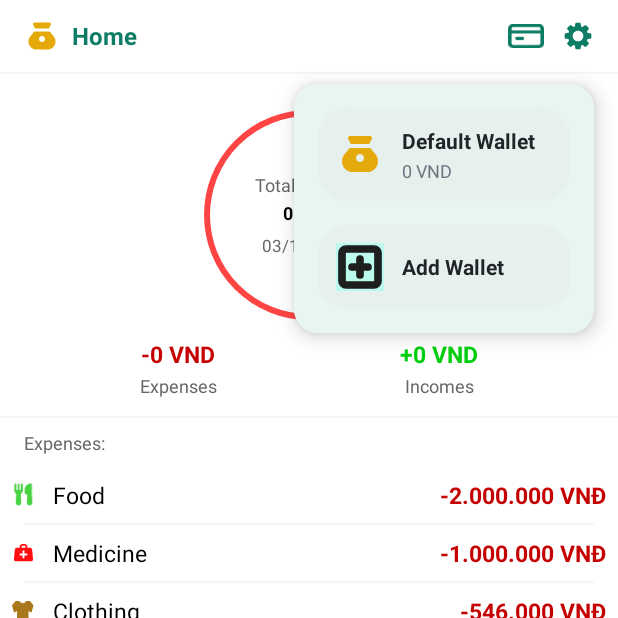
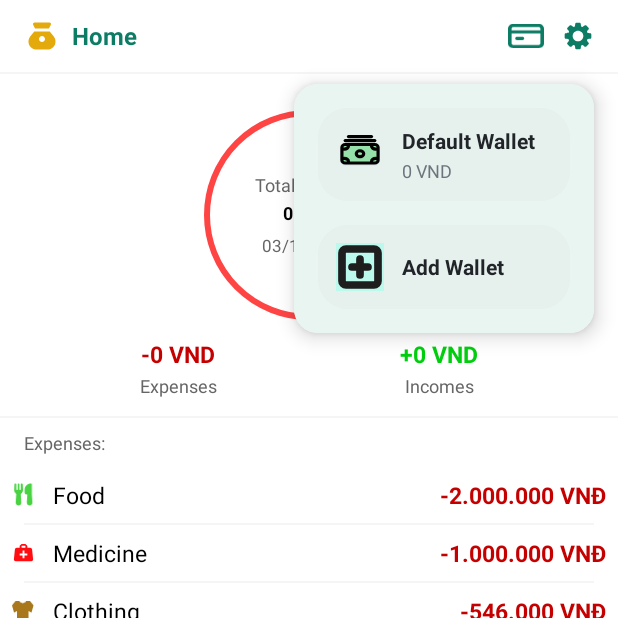
Before and after one commit to nghieu19/My-Money, an Android app: the screen it shows after launch (MainActivity), after a tap on "Wallet", on a phone screen of 412 x 824 dp, the top half of it. Run offline under Robolectric (Android 15) with nearby library versions, the phone set to English and light mode, and no system bars; our stand-ins replace Room's generated code; 4 statements that could not run were skipped.

Commit message:
fix wallet switching

```diff
--- a/app/src/main/java/com/example/mymoney/HomeFragment.java
+++ b/app/src/main/java/com/example/mymoney/HomeFragment.java
@@ -9,8 +9,12 @@ import android.widget.TextView;
 import androidx.annotation.NonNull;
 import androidx.annotation.Nullable;
 import androidx.fragment.app.Fragment;
+import androidx.recyclerview.widget.LinearLayoutManager;
+import androidx.recyclerview.widget.RecyclerView;
 
+import com.example.mymoney.adapter.TransactionAdapter;
 import com.example.mymoney.database.AppDatabase;
+import com.example.mymoney.database.entity.Transaction;
 import com.example.mymoney.database.entity.Wallet;
 
 import java.text.SimpleDateFormat;
@@ -24,6 +28,8 @@ public class HomeFragment extends Fragment {
     private TextView balanceDate;
     private TextView expensesAmount;
     private TextView incomesAmount;
+    private RecyclerView recentTransactionsRecyclerView;
+    private TransactionAdapter transactionAdapter;
 
     @Nullable
     @Override
@@ -40,6 +46,10 @@ public class HomeFragment extends Fragment {
         balanceDate = view.findViewById(R.id.balance_date);
         expensesAmount = view.findViewById(R.id.expenses_amount);
         incomesAmount = view.findViewById(R.id.incomes_amount);
+        recentTransactionsRecyclerView = view.findViewById(R.id.recent_transactions_recycler_view);
+
+        // Set up RecyclerView
+        setupRecyclerView();
 
         // Load wallet data
         loadWalletData();
@@ -50,6 +60,18 @@ public class HomeFragment extends Fragment {
         super.onResume();
         // Reload data when fragment becomes visible
         loadWalletData();
+    }
+
+    private void setupRecyclerView() {
+        recentTransactionsRecyclerView.setLayoutManager(new LinearLayoutManager(requireContext()));
+        transactionAdapter = new TransactionAdapter(
+            AppDatabase.getInstance(requireContext()),
+            transaction -> {
+                // Handle transaction click
+                android.util.Log.d("HomeFragment", "Clicked transaction: " + transaction.getId());
+            }
+        );
+        recentTransactionsRecyclerView.setAdapter(transactionAdapter);
     }
 
     private void loadWalletData() {
@@ -70,15 +92,25 @@ public class HomeFragment extends Fragment {
                 if (walletId != -1) {
                     Wallet wallet = db.walletDao().getWalletById(walletId);
 
-                    // Calculate total expenses and incomes from transactions
+                    // Calculate total expenses and incomes from transactions FOR THIS WALLET
                     double totalExpenses = db.transactionDao().getTotalExpensesByWallet(walletId);
                     double totalIncomes = db.transactionDao().getTotalIncomeByWallet(walletId);
+
+                    // Get recent transactions FOR THIS WALLET (limit to 5)
+                    List<Transaction> allTransactions = db.transactionDao().getTransactionsByWalletId(walletId);
+                    List<Transaction> recentTransactions = allTransactions.size() > 5
+                        ? allTransactions.subList(0, 5)
+                        : allTransactions;
+
+                    android.util.Log.d("HomeFragment", "Loading wallet ID: " + walletId +
+                        ", transactions: " + recentTransactions.size());
 
                     // Update UI on main thread
                     if (getActivity() != null) {
                         final Wallet finalWallet = wallet;
                         final double finalExpenses = totalExpenses;
                         final double finalIncomes = totalIncomes;
+                        final List<Transaction> finalTransactions = recentTransactions;
 
                         getActivity().runOnUiThread(() -> {
                             if (finalWallet != null) {
@@ -96,6 +128,11 @@ public class HomeFragment extends Fragment {
                             // Set current date
                             SimpleDateFormat sdf = new SimpleDateFormat("dd/MM/yyyy", Locale.getDefault());
                             balanceDate.setText(sdf.format(new Date()));
+
+                            // Update recent transactions
+                            transactionAdapter.setTransactions(finalTransactions);
+
+                            android.util.Log.d("HomeFragment", "UI updated with " + finalTransactions.size() + " transactions");
                         });
                     }
                 } else {
@@ -108,12 +145,23 @@ public class HomeFragment extends Fragment {
 
                             SimpleDateFormat sdf = new SimpleDateFormat("dd/MM/yyyy", Locale.getDefault());
                             balanceDate.setText(sdf.format(new Date()));
+
+                            // Clear recent transactions
+                            transactionAdapter.setTransactions(new java.util.ArrayList<>());
                         });
                     }
                 }
             } catch (Exception e) {
+                android.util.Log.e("HomeFragment", "Error loading wallet data", e);
                 e.printStackTrace();
             }
         }).start();
     }
+
+    /**
+     * Public method to refresh data from outside (e.g., after importing transaction)
+     */
+    public void refreshData() {
+        loadWalletData();
+    }
 }
--- a/app/src/main/java/com/example/mymoney/MainActivity.java
+++ b/app/src/main/java/com/example/mymoney/MainActivity.java
@@ -91,6 +91,11 @@ public class MainActivity extends AppCompatActivity {
             AppDatabase db = AppDatabase.getInstance(this);
             List<Wallet> wallets = db.walletDao().getActiveWalletsByUserId(DEFAULT_USER_ID); // Default user ID
 
+            android.util.Log.d("MainActivity", "Loaded " + wallets.size() + " wallets from database");
+            for (Wallet w : wallets) {
+                android.util.Log.d("MainActivity", "  - Wallet: " + w.getName() + " (ID: " + w.getId() + ")");
+            }
+
             runOnUiThread(() -> {
                 // Clear existing wallet items (except add wallet button)
                 walletListContainer.removeAllViews();
@@ -99,6 +104,8 @@ public class MainActivity extends AppCompatActivity {
                 for (Wallet wallet : wallets) {
                     addWalletItemToPanel(wallet);
                 }
+
+                android.util.Log.d("MainActivity", "Wallet items added to panel");
             });
         }).start();
     }
@@ -107,12 +114,24 @@ public class MainActivity extends AppCompatActivity {
      * Add a wallet item to the panel
      */
     private void addWalletItemToPanel(Wallet wallet) {
-        LinearLayout walletItem = (LinearLayout) getLayoutInflater()
+        View walletItemView = getLayoutInflater()
             .inflate(R.layout.wallet_item, walletListContainer, false);
 
-        ImageView icon = walletItem.findViewById(R.id.wallet_icon);
-        TextView name = walletItem.findViewById(R.id.wallet_name);
-        TextView balance = walletItem.findViewById(R.id.wallet_balance);
+        // Find the clickable inner LinearLayout (the one with background)
+        LinearLayout clickableArea = (LinearLayout) walletItemView.findViewById(R.id.wallet_clickable_area);
+        if (clickableArea == null) {
+            // Fallback: try to find the first child LinearLayout
+            if (walletItemView instanceof LinearLayout) {
+                LinearLayout parent = (LinearLayout) walletItemView;
+                if (parent.getChildCount() > 0 && parent.getChildAt(0) instanceof LinearLayout) {
+                    clickableArea = (LinearLayout) parent.getChildAt(0);
+                }
+            }
+        }
+
+        ImageView icon = walletItemView.findViewById(R.id.wallet_icon);
+        TextView name = walletItemView.findViewById(R.id.wallet_name);
+        TextView balance = walletItemView.findViewById(R.id.wallet_balance);
 
         name.setText(wallet.getName());
         balance.setText(String.format("%,.0f %s", wallet.getBalance(), wallet.getCurrency()));
@@ -120,7 +139,7 @@ public class MainActivity extends AppCompatActivity {
         // Set icon based on wallet type
         switch (wallet.getType()) {
             case "cash":
-                icon.setImageResource(R.drawable.ic_money_bag);
+                icon.setImageResource(R.drawable.ic_money_bundle);
                 break;
             case "bank":
                 icon.setImageResource(R.drawable.ic_bankcard);
@@ -133,22 +152,51 @@ public class MainActivity extends AppCompatActivity {
                 break;
         }
 
-        walletItem.setOnClickListener(v -> {
+        // Set click listener on the clickable area, not the root
+        View finalClickableArea = clickableArea != null ? clickableArea : walletItemView;
+        finalClickableArea.setOnClickListener(v -> {
+            android.util.Log.d("MainActivity", "Wallet item clicked!");
             hideWalletPanel();
+            int oldWalletId = selectedWalletId;
             selectedWalletId = wallet.getId();
+
+            android.util.Log.d("MainActivity", "Wallet switched: " + oldWalletId + " -> " + selectedWalletId);
+            android.util.Log.d("MainActivity", "Selected wallet: " + wallet.getName());
+
             Toast.makeText(this, "Selected: " + wallet.getName(), Toast.LENGTH_SHORT).show();
 
-            // Reload current fragment with new wallet data
-            Fragment currentFragment = fragmentManager.findFragmentById(R.id.fragment_container);
+            // Refresh current fragment with new wallet data
+            refreshCurrentFragment();
+        });
+
+        walletListContainer.addView(walletItemView);
+    }
+
+    /**
+     * Refresh the current fragment to reflect wallet changes
+     */
+    private void refreshCurrentFragment() {
+        Fragment currentFragment = fragmentManager.findFragmentById(R.id.fragment_container);
+
+        android.util.Log.d("MainActivity", "Refreshing fragment: " +
+            (currentFragment != null ? currentFragment.getClass().getSimpleName() : "null"));
+
+        if (currentFragment instanceof HomeFragment) {
+            android.util.Log.d("MainActivity", "Calling HomeFragment.refreshData()");
+            ((HomeFragment) currentFragment).refreshData();
+        } else if (currentFragment instanceof HistoryFragment) {
+            android.util.Log.d("MainActivity", "Calling HistoryFragment.refreshData()");
+            ((HistoryFragment) currentFragment).refreshData();
+        } else {
+            // For other fragments, use detach/attach
+            android.util.Log.d("MainActivity", "Using detach/attach for fragment refresh");
             if (currentFragment != null) {
                 fragmentManager.beginTransaction()
                     .detach(currentFragment)
                     .attach(currentFragment)
                     .commit();
             }
-        });
-
-        walletListContainer.addView(walletItem);
+        }
     }
 
     private void toggleWalletPanel() {
--- a/app/src/main/java/com/example/mymoney/database/AppDatabase.java
+++ b/app/src/main/java/com/example/mymoney/database/AppDatabase.java
@@ -33,7 +33,7 @@ import java.util.concurrent.Executors;
                 Budget.class,
                 SavingGoal.class
         },
-        version = 4,
+        version = 5,
         exportSchema = false
 )
 public abstract class AppDatabase extends RoomDatabase {
```
Also changed, not shown: app/src/main/java/com/example/mymoney/HistoryFragment.java (+7 -0 lines), app/src/main/java/com/example/mymoney/ImportFragment.java (+15 -3 lines).
